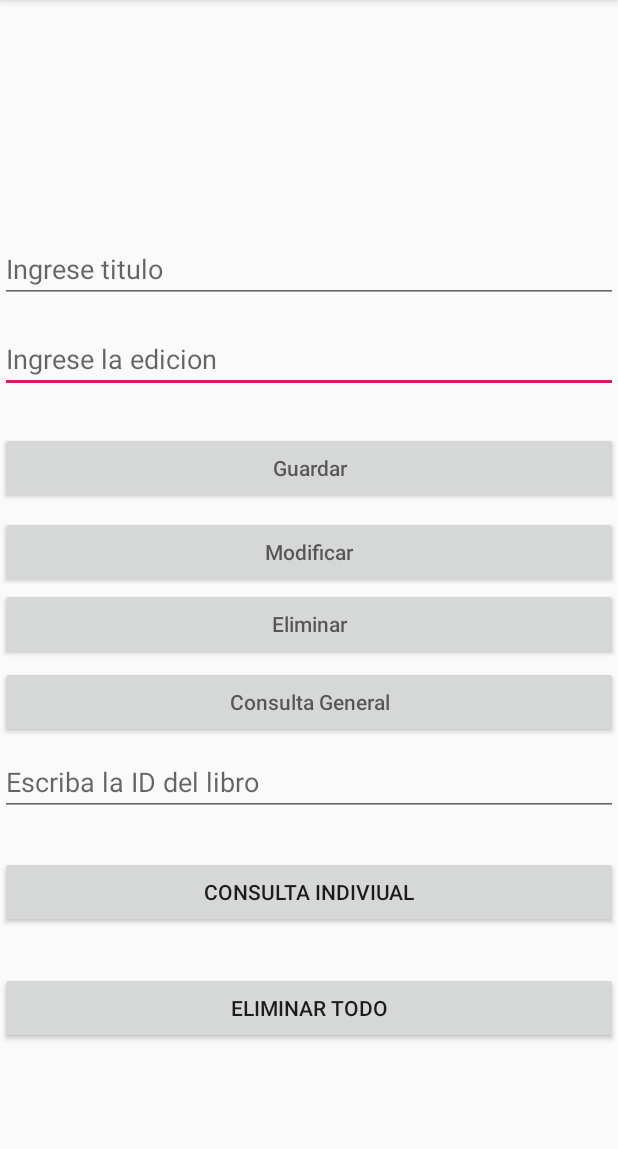
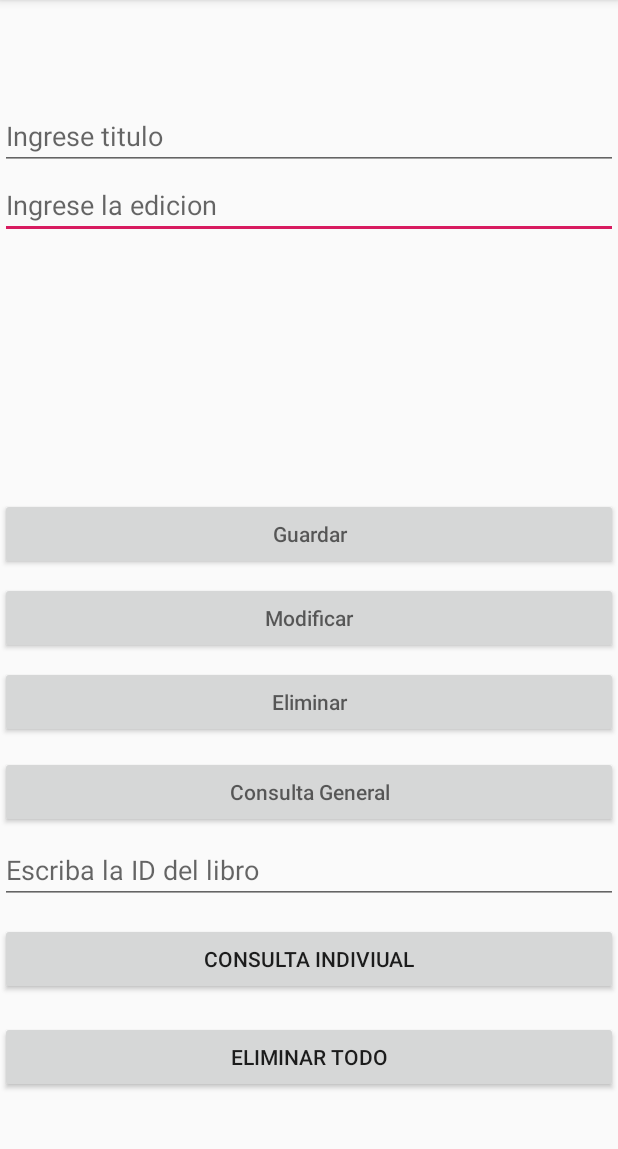
Before and after one commit to rubenavila9/sugardady, an Android app: the screen it shows after launch (MainActivity), on a phone screen of 412 x 824 dp, the part 84-1233 px from its top. Run offline under Robolectric (Android 15) with nearby library versions, the phone set to English and light mode, and no system bars.

Commit message:
pelao asana

```diff
--- a/app/src/main/java/ariel/az/sugar/MainActivity.java
+++ b/app/src/main/java/ariel/az/sugar/MainActivity.java
@@ -10,7 +10,7 @@ import android.widget.EditText;
 
 public class MainActivity extends AppCompatActivity {
     Button ButtonGuardar, ButtonModificar, ButtonEliminar,
-    ButtonConsultaGenral;
+    ButtonConsultaGeneral, ButtonconsultaIndividual, ButtoneliminarTodo;
     EditText editTextTitulo, editTextEdicion, editTextID;
 
     @Override
@@ -23,8 +23,29 @@ public class MainActivity extends AppCompatActivity {
         editTextID = findViewById(R.id.editTextID);
         ButtonGuardar = findViewById(R.id.buttonGuardar);
         ButtonModificar = findViewById(R.id.buttonModificar);
+        ButtonConsultaGeneral = findViewById(R.id.buttonConsultaGeneral);
+        ButtonconsultaIndividual = findViewById(R.id.buttonconsultaIndividual);
         ButtonEliminar = findViewById(R.id.buttonEliminar);
-        ButtonConsultaGenral = findViewById(R.id.buttonConsultaGeneral);
+        ButtoneliminarTodo = findViewById(R.id.buttoneliminarTodo);
+
+        ButtonconsultaIndividual.setOnClickListener(new View.OnClickListener() {
+            @Override
+            public void onClick(View v) {
+                Book book = Book.findById(
+                Book.class,
+                        Long.parseLong(editTextID.getText().toString()
+                        ));
+                editTextTitulo.setText(book.getTitle());
+                editTextEdicion.setText(book.getEdition());
+            }
+        });
+
+        ButtonConsultaGeneral.setOnClickListener(new View.OnClickListener() {
+            @Override
+            public void onClick(View v) {
+
+            }
+        });
 
         ButtonGuardar.setOnClickListener(new View.OnClickListener() {
             @Override
@@ -38,4 +59,5 @@ public class MainActivity extends AppCompatActivity {
         });
 
     }
+
 }
--- a/app/src/main/res/layout/activity_main.xml
+++ b/app/src/main/res/layout/activity_main.xml
@@ -11,26 +11,32 @@
         android:layout_width="match_parent"
         android:layout_height="wrap_content"
         android:hint="@string/editTextDos"
+        android:inputType="textPersonName"
         app:layout_constraintBottom_toBottomOf="parent"
+        app:layout_constraintEnd_toEndOf="parent"
+        app:layout_constraintHorizontal_bias="1.0"
+        app:layout_constraintStart_toStartOf="parent"
         app:layout_constraintTop_toTopOf="parent"
-        app:layout_constraintVertical_bias="0.3"
-        tools:layout_editor_absoluteX="16dp" />
+        app:layout_constraintVertical_bias="0.158" />
 
     <EditText
         android:id="@+id/editTextTitulo"
         android:layout_width="match_parent"
         android:layout_height="wrap_content"
         android:hint="@string/editTextUno"
+        android:inputType="textPersonName"
         app:layout_constraintBottom_toBottomOf="parent"
+        app:layout_constraintEnd_toEndOf="parent"
+        app:layout_constraintHorizontal_bias="0.0"
+        app:layout_constraintStart_toStartOf="parent"
         app:layout_constraintTop_toTopOf="parent"
-        app:layout_constraintVertical_bias="0.217"
-        tools:layout_editor_absoluteX="0dp" />
+        app:layout_constraintVertical_bias="0.094" />
 
     <Button
         android:id="@+id/buttonGuardar"
         android:layout_width="match_parent"
         android:layout_height="wrap_content"
-        android:layout_marginBottom="432dp"
+        android:layout_marginBottom="388dp"
         android:hint="@string/button"
         app:layout_constraintBottom_toBottomOf="parent"
         app:layout_constraintEnd_toEndOf="parent"
@@ -42,18 +48,18 @@
         android:id="@+id/buttonModificar"
         android:layout_width="match_parent"
         android:layout_height="wrap_content"
-        android:layout_marginBottom="376dp"
+        android:layout_marginBottom="332dp"
         android:hint="@string/buttonDos"
         app:layout_constraintBottom_toBottomOf="parent"
         app:layout_constraintEnd_toEndOf="parent"
-        app:layout_constraintHorizontal_bias="1.0"
+        app:layout_constraintHorizontal_bias="0.0"
         app:layout_constraintStart_toStartOf="parent" />
 
     <Button
         android:id="@+id/buttonEliminar"
         android:layout_width="match_parent"
         android:layout_height="wrap_content"
-        android:layout_marginBottom="328dp"
+        android:layout_marginBottom="276dp"
         android:hint="@string/buttonTres"
         app:layout_constraintBottom_toBottomOf="parent"
         app:layout_constraintEnd_toEndOf="parent"
@@ -64,7 +70,7 @@
         android:id="@+id/buttonConsultaGeneral"
         android:layout_width="match_parent"
         android:layout_height="wrap_content"
-        android:layout_marginBottom="276dp"
+        android:layout_marginBottom="216dp"
         android:hint="@string/buttonCuatro"
         app:layout_constraintBottom_toBottomOf="parent"
         app:layout_constraintEnd_toEndOf="parent"
@@ -76,14 +82,15 @@
         android:id="@+id/editTextID"
         android:layout_width="match_parent"
         android:layout_height="wrap_content"
-        android:layout_marginBottom="224dp"
         android:ems="10"
         android:hint="@string/editTextTres"
         android:inputType="textPersonName"
         app:layout_constraintBottom_toBottomOf="parent"
         app:layout_constraintEnd_toEndOf="parent"
         app:layout_constraintHorizontal_bias="0.0"
-        app:layout_constraintStart_toStartOf="parent" />
+        app:layout_constraintStart_toStartOf="parent"
+        app:layout_constraintTop_toTopOf="parent"
+        app:layout_constraintVertical_bias="0.771" />
 
     <Button
         android:id="@+id/buttonconsultaIndividual"
@@ -92,9 +99,10 @@
         android:text="consulta indiviual"
         app:layout_constraintBottom_toBottomOf="parent"
         app:layout_constraintEnd_toEndOf="parent"
+        app:layout_constraintHorizontal_bias="0.0"
         app:layout_constraintStart_toStartOf="parent"
         app:layout_constraintTop_toTopOf="parent"
-        app:layout_constraintVertical_bias="0.793" />
+        app:layout_constraintVertical_bias="0.855" />
 
     <Button
         android:id="@+id/buttoneliminarTodo"
@@ -103,10 +111,10 @@
         android:text="eliminar todo"
         app:layout_constraintBottom_toBottomOf="parent"
         app:layout_constraintEnd_toEndOf="parent"
-        app:layout_constraintHorizontal_bias="0.501"
+        app:layout_constraintHorizontal_bias="0.0"
         app:layout_constraintStart_toStartOf="parent"
         app:layout_constraintTop_toTopOf="parent"
-        app:layout_constraintVertical_bias="0.9" />
+        app:layout_constraintVertical_bias="0.945" />
 
 
 </androidx.constraintlayout.widget.ConstraintLayout>
```
